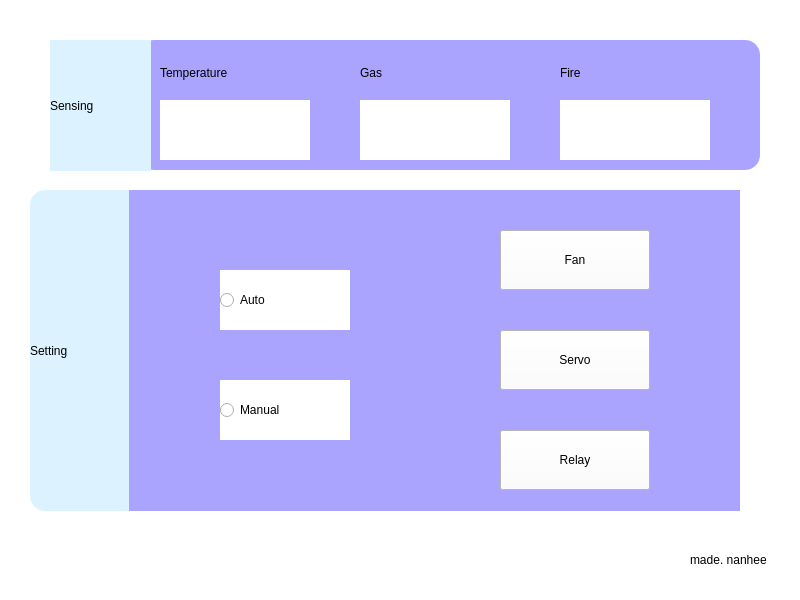
Old version of the form PyQt_fire_detection_control_with.Atmega_128/draw.ui in the repository kimnanhee/PyQt.
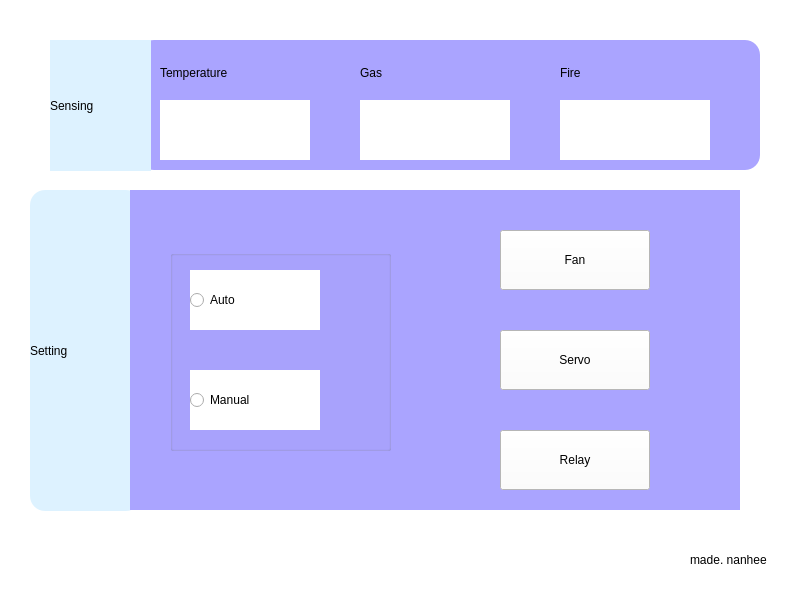
New version of the form.

Commit message: [Add] group Box

```diff
--- a/PyQt_fire_detection_control_with.Atmega_128/draw.ui
+++ b/PyQt_fire_detection_control_with.Atmega_128/draw.ui
@@ -155,10 +155,10 @@
    <widget class="QLabel" name="label_set_back">
     <property name="geometry">
      <rect>
-      <x>129</x>
+      <x>130</x>
       <y>190</y>
-      <width>611</width>
-      <height>321</height>
+      <width>610</width>
+      <height>320</height>
      </rect>
     </property>
     <property name="styleSheet">
@@ -250,17 +250,33 @@
      <string>made. nanhee</string>
     </property>
    </widget>
+   <widget class="QGroupBox" name="groupBox">
+    <property name="geometry">
+     <rect>
+      <x>170</x>
+      <y>250</y>
+      <width>221</width>
+      <height>201</height>
+     </rect>
+    </property>
+    <property name="styleSheet">
+     <string notr="true">background-color: rgb(170, 164, 255);</string>
+    </property>
+    <property name="title">
+     <string/>
+    </property>
    <widget class="QRadioButton" name="radioButton_auto">
     <property name="geometry">
      <rect>
-      <x>220</x>
-      <y>270</y>
+       <x>20</x>
+       <y>20</y>
       <width>130</width>
       <height>60</height>
      </rect>
     </property>
     <property name="styleSheet">
-     <string notr="true">font: 12pt &quot;Arial&quot;;</string>
+      <string notr="true">font: 12pt &quot;Arial&quot;;
+background-color: rgb(255, 255, 255);</string>
     </property>
     <property name="text">
      <string>Auto</string>
@@ -269,19 +285,21 @@
    <widget class="QRadioButton" name="radioButton_manual">
     <property name="geometry">
      <rect>
-      <x>220</x>
-      <y>380</y>
+       <x>20</x>
+       <y>120</y>
       <width>130</width>
       <height>60</height>
      </rect>
     </property>
     <property name="styleSheet">
-     <string notr="true">font: 12pt &quot;Arial&quot;;</string>
+      <string notr="true">font: 12pt &quot;Arial&quot;;
+background-color: rgb(255, 255, 255);</string>
     </property>
     <property name="text">
      <string>Manual</string>
     </property>
    </widget>
+   </widget>
    <zorder>label_set</zorder>
    <zorder>label_set_back</zorder>
    <zorder>label_now_back</zorder>
@@ -296,8 +314,7 @@
    <zorder>gas</zorder>
    <zorder>fire</zorder>
    <zorder>label_made</zorder>
-   <zorder>radioButton_auto</zorder>
-   <zorder>radioButton_manual</zorder>
+   <zorder>groupBox</zorder>
   </widget>
   <widget class="QMenuBar" name="menubar">
    <property name="geometry">
```
Lines whose indentation alone changed are shown as unchanged. The commit also changes 1 other file.
